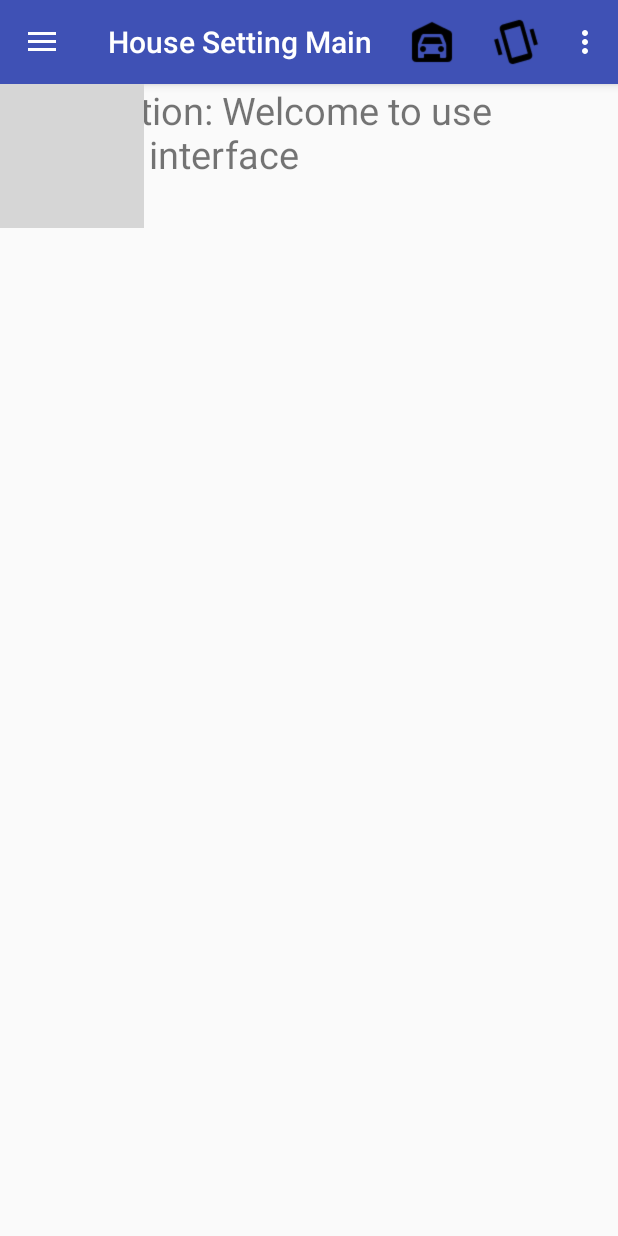
After one commit to CST2335AndroidTeam/Team, an Android app: the fragment HouseMainFragment3 placed in its activity, on a phone screen of 412 x 824 dp. The commit adds this screen. Run offline under Robolectric (Android 15) with nearby library versions, the phone set to English and light mode, and no system bars; grey boxes are pictures that could not be loaded.

Commit message:
add fragments

```diff
--- a/app/src/main/java/com/example/yu/team_project_1/HouseSettingMain.java
+++ b/app/src/main/java/com/example/yu/team_project_1/HouseMain.java
@@ -1,16 +1,20 @@
 package com.example.yu.team_project_1;
 
-import android.app.Activity;
 import android.content.Context;
 import android.content.DialogInterface;
 import android.content.Intent;
-import android.os.Bundle;
 import android.support.design.widget.FloatingActionButton;
 import android.support.design.widget.Snackbar;
+import android.support.v4.app.FragmentManager;
+import android.support.v4.app.FragmentTransaction;
+import android.support.v4.widget.DrawerLayout;
+import android.support.v7.app.ActionBar;
+import android.support.v7.app.ActionBarDrawerToggle;
 import android.support.v7.app.AlertDialog;
 import android.support.v7.app.AppCompatActivity;
+import android.os.Bundle;
+import android.support.v7.widget.DrawableUtils;
 import android.support.v7.widget.Toolbar;
-import android.util.Log;
 import android.view.LayoutInflater;
 import android.view.Menu;
 import android.view.MenuItem;
@@ -21,16 +25,19 @@ import android.widget.ArrayAdapter;
 import android.widget.ImageView;
 import android.widget.ListView;
 import android.widget.TextView;
-import android.widget.Toast;
 
 import java.util.ArrayList;
 import java.util.Arrays;
 
 
-public class HouseSettingMain extends AppCompatActivity {
+public class HouseMain extends AppCompatActivity {
+    private static String INFORMATION = "Information";
+    private ActionBarDrawerToggle actionBarDrawerToggle;
+    private DrawerLayout drawerLayout;
+    private ListView navListView;
+    private FragmentTransaction fragmentTransaction;
+    private FragmentManager fragmentManager;
 
-    private static String SETTING_MESSAGE ="House Setting Tool Bar";
-    private static String INFORMATION = "Information";
 
     String[] houseSettingMenu= {"Garage","House Temperature","Weather"};
     protected ArrayList<String> menuItems = new ArrayList<>(Arrays.asList(houseSettingMenu));
@@ -38,50 +45,54 @@ public class HouseSettingMain extends AppCompatActivity {
     @Override
     protected void onCreate(Bundle savedInstanceState) {
         super.onCreate(savedInstanceState);
-        setContentView(R.layout.activity_house_setting_main);
-        Toolbar toolbar = (Toolbar) findViewById(R.id.toolbar);
-        setSupportActionBar(toolbar);
+        setContentView(R.layout.activity_house_main);
 
-        FloatingActionButton fab = (FloatingActionButton) findViewById(R.id.fab);
-        fab.setOnClickListener(new View.OnClickListener() {
+        drawerLayout = (DrawerLayout)findViewById(R.id.houseMain_drawer);
+
+        navListView = (ListView)findViewById(R.id.navList);
+        HouseAdapter adapter = new HouseAdapter(this);
+        //only allow click one list item
+        navListView.setChoiceMode(ListView.CHOICE_MODE_SINGLE);
+        fragmentManager =getSupportFragmentManager();
+
+
+        navListView.setAdapter(adapter);
+        navListView.setOnItemClickListener(new AdapterView.OnItemClickListener() {
             @Override
-            public void onClick(View view) {
-                Snackbar.make(view, "Welcome to YM Smart Home - house setting", Snackbar.LENGTH_LONG)
-                        .setAction("Action", null).show();
+            public void onItemClick(AdapterView<?> parent, View view, int position, long id) {
+                switch(position){
+                    case 0:
+                        HouseMainFragment1 garageFragment = new HouseMainFragment1();
+                        fragmentTransaction = fragmentManager.beginTransaction();
+                        fragmentTransaction.replace(R.id.fragmentHolder,garageFragment);
+                        fragmentTransaction.commit();
+                        break;
+                    case 1:
+                        HouseMainFragment2 tempFragment = new HouseMainFragment2();
+                        fragmentTransaction = fragmentManager.beginTransaction();
+                        fragmentTransaction.replace(R.id.fragmentHolder,tempFragment);
+                        fragmentTransaction.commit();
+                        break;
+                    case 2:
+                        HouseMainFragment3 weatherFragment = new HouseMainFragment3();
+                        fragmentTransaction = fragmentManager.beginTransaction();
+                        fragmentTransaction.replace(R.id.fragmentHolder,weatherFragment);
+                        fragmentTransaction.commit();
+                        break;
+                }
+                drawerLayout.closeDrawer(navListView);
             }
         });
 
-
-        ListView menuLists = (ListView)findViewById(R.id.house_setting_menu);
-        HouseAdapter adapter = new HouseAdapter(this);
-        menuLists.setAdapter(adapter);
+        actionBarDrawerToggle = new ActionBarDrawerToggle(this,drawerLayout,R.string.openDrawer,R.string.closeDrawer);
+        drawerLayout.setDrawerListener(actionBarDrawerToggle);
+        ActionBar actionBar = getSupportActionBar();
+        actionBar.setDisplayShowHomeEnabled(true);
+        actionBar.setDisplayHomeAsUpEnabled(true);
 
 
-//
-//        menuLists.setOnItemClickListener(new AdapterView.OnItemClickListener(){
-//            @Override
-//            public void onItemClick(AdapterView adapterView, View view, int i, long l){
-//                String items =(String)adapterView.getItemAtPosition(i);
-//                Toast.makeText(view.getContext(),"Welcome to "+ items +"!",Toast.LENGTH_LONG).show();
-//
-//                if(i == 0){
-//                    Intent intentGarage = new Intent(HouseSettingMain.this,Garage.class);
-//                    startActivityForResult(intentGarage,2);
-//                }
-//                if(i == 1){
-//                    //TODO : Temperature
-//                    Intent intentTemp = new Intent(HouseSettingMain.this,HouseTemp.class);
-//                    startActivityForResult(intentTemp,1);
-//                }
-//                if(i == 2){
-//                    Intent intentWeather= new Intent(HouseSettingMain.this, Weather.class);
-//                    startActivity(intentWeather);
-//                }
-//
-//            }
-//        });
+    }
 
-    }
 
     private class HouseAdapter extends ArrayAdapter<String> {
         HouseAdapter(Context ctx) {
@@ -100,19 +111,19 @@ public class HouseSettingMain extends AppCompatActivity {
 
         @Override
         public View getView(int position, View convertView, ViewGroup parent) {
-            LayoutInflater inflater = HouseSettingMain.this.getLayoutInflater();
+            LayoutInflater inflater = HouseMain.this.getLayoutInflater();
             View result = inflater.inflate(R.layout.menu_list, null);
 
             int rowId = 0;
             switch (position) {
                 case 0:
-                    rowId = R.drawable.garage;
+                    rowId = R.drawable.garage2;
                     break;
                 case 1:
-                    rowId = R.drawable.temp;
+                    rowId = R.drawable.temp2;
                     break;
                 case 2:
-                    rowId = R.drawable.weather;
+                    rowId = R.drawable.weather2;
                     break;
 
             }
@@ -127,40 +138,51 @@ public class HouseSettingMain extends AppCompatActivity {
         }
     }
 
-
+    @Override
+    protected void onPostCreate(Bundle savedInstanceState){
+        super.onPostCreate(savedInstanceState);
+        actionBarDrawerToggle.syncState();
+    }
+    @Override
     public boolean onCreateOptionsMenu (Menu m){
         getMenuInflater().inflate(R.menu.toolbar,m);
         return true;
     }
 
+    @Override
     //responds to one of the items being selected
     public boolean onOptionsItemSelected(MenuItem mi){
         int id = mi.getItemId();
         switch(id){
+            case android.R.id.home:
+                 if(drawerLayout.isDrawerOpen(navListView)){
+                     drawerLayout.closeDrawer(navListView);
+                 }else{
+                     drawerLayout.openDrawer(navListView);
+                 }
+                 break;
             case R.id.item1:
 
-                Intent intentGarage = new Intent(HouseSettingMain.this,Garage.class);
+                Intent intentGarage = new Intent(HouseMain.this,Garage.class);
                 startActivityForResult(intentGarage,2);
 
                 break;
             case R.id.item2:
-                Intent intentTemp = new Intent(HouseSettingMain.this,HouseTemp.class);
+                Intent intentTemp = new Intent(HouseMain.this,HouseTemp.class);
                 startActivityForResult(intentTemp,1);
 
                 break;
             case R.id.item3:
 
-                Intent intentWeather= new Intent(HouseSettingMain.this, Weather.class);
+                Intent intentWeather= new Intent(HouseMain.this, Weather.class);
                 startActivity(intentWeather);
 
                 break;
             case R.id.item4:
                 //TODO: Setting device vibrate
-                Log.d(SETTING_MESSAGE,"Item2 is selected");
 
                 break;
             case R.id.item5:
-                //TODO: Display team information
                 AlertDialog.Builder builder = new AlertDialog.Builder(this);
                 builder.setTitle(INFORMATION);
                 // Add the buttons
--- /dev/null
+++ b/app/src/main/java/com/example/yu/team_project_1/HouseMainFragment3.java
@@ -0,0 +1,45 @@
+package com.example.yu.team_project_1;
+
+import android.content.Context;
+import android.os.Bundle;
+import android.support.v4.app.Fragment;
+import android.view.LayoutInflater;
+import android.view.View;
+import android.view.ViewGroup;
+
+
+/**
+ * A simple {@link Fragment} subclass.
+ * Activities that contain this fragment must implement the
+ * create an instance of this fragment.
+ */
+public class HouseMainFragment3 extends Fragment {
+
+    public HouseMainFragment3() {
+        // Required empty public constructor
+    }
+
+
+    @Override
+    public void onCreate(Bundle savedInstanceState) {
+        super.onCreate(savedInstanceState);
+    }
+
+    @Override
+    public View onCreateView(LayoutInflater inflater, ViewGroup container,
+                             Bundle savedInstanceState) {
+        // Inflate the layout for this fragment
+        return inflater.inflate(R.layout.fragment_house_main_fragment3, container, false);
+    }
+
+    @Override
+    public void onAttach(Context context) {
+        super.onAttach(context);
+    }
+
+    @Override
+    public void onDetach() {
+        super.onDetach();
+    }
+
+}
--- a/app/src/main/java/com/example/yu/team_project_1/MainActivity.java
+++ b/app/src/main/java/com/example/yu/team_project_1/MainActivity.java
@@ -37,7 +37,7 @@ public class MainActivity extends AppCompatActivity {
         houseSettingButton.setOnClickListener(new View.OnClickListener() {
             @Override
             public void onClick(View v) {
-                startActivity(new Intent(MainActivity.this, HouseSettingMain.class));
+                startActivity(new Intent(MainActivity.this, HouseMain.class));
             }
         });
         automobileButton = (Button)findViewById(R.id.automobile_button);
--- /dev/null
+++ b/app/src/main/res/layout/activity_house_main.xml
@@ -0,0 +1,23 @@
+<?xml version="1.0" encoding="utf-8"?>
+<android.support.v4.widget.DrawerLayout xmlns:android="http://schemas.android.com/apk/res/android"
+    android:id="@+id/houseMain_drawer"
+    android:layout_width="match_parent"
+    android:layout_height="match_parent"
+    >
+
+    <FrameLayout
+        android:layout_width="match_parent"
+        android:layout_height="match_parent"
+        android:id="@+id/fragmentHolder">
+
+    </FrameLayout>
+
+    <ListView
+        android:layout_width="match_parent"
+        android:layout_height="match_parent"
+        android:id="@+id/navList"
+        android:background="#dedede"
+        android:layout_gravity = "start"/>
+
+
+</android.support.v4.widget.DrawerLayout>
--- /dev/null
+++ b/app/src/main/res/layout/fragment_house_main_fragment3.xml
@@ -0,0 +1,20 @@
+<FrameLayout xmlns:android="http://schemas.android.com/apk/res/android"
+    xmlns:app="http://schemas.android.com/apk/res-auto"
+    xmlns:tools="http://schemas.android.com/tools"
+    android:layout_width="match_parent"
+    android:layout_height="match_parent"
+    tools:context="com.example.yu.team_project_1.HouseMainFragment3">
+
+    <TextView
+        android:layout_width="match_parent"
+        android:layout_height="match_parent"
+        android:text="@string/weatherFragment"
+        android:textSize="25sp"/>
+
+    <ImageView
+        android:layout_width="wrap_content"
+        android:layout_height="wrap_content"
+        app:srcCompat="@drawable/weatherpic"
+        android:id="@+id/imageWeather" />
+
+</FrameLayout>
--- a/app/src/main/res/layout/menu_list.xml
+++ b/app/src/main/res/layout/menu_list.xml
@@ -18,7 +18,7 @@
         android:textAlignment="textStart"
         android:textSize="20sp"
         android:layout_marginStart="35dp"
-        android:layout_toRightOf="@+id/house_menu_image"
+        android:layout_toEndOf="@+id/house_menu_image"
         android:layout_alignParentEnd="true"
         android:id = "@+id/house_menu_text"/>
 
--- a/app/src/main/res/layout/schedulelist.xml
+++ b/app/src/main/res/layout/schedulelist.xml
@@ -18,7 +18,7 @@
     <Switch
         android:layout_height="wrap_content"
         android:layout_width="wrap_content"
-        android:id="@+id/switch3"
+        android:id="@+id/switchOn"
         android:layout_weight="0.50" />
 
 
--- a/app/src/main/res/values/strings.xml
+++ b/app/src/main/res/values/strings.xml
@@ -47,5 +47,13 @@
     <string name="changeTemp">Set Temp</string>
     <string name="confirm">Confirm</string>
     <string name="dateTime">List</string>
+    <string name="title_activity_house_main">House Setting Main</string>
+    <string name="schedule">Schedule Your House Temperature</string>
+    <string name="openDrawer">Open</string>
+    <string name="closeDrawer">Close</string>
+
+    <string name="garageFragment">Introduction: Welcome to use Garage interface</string>
+    <string name="tempFragment">Introduction: Welcome to use House Temperature interface</string>
+    <string name="weatherFragment">Introduction: Welcome to use Weather interface</string>
 
 </resources>
```
Also changed, not shown: app/src/main/AndroidManifest.xml (+5 -9 lines), app/src/main/java/com/example/yu/team_project_1/HouseMainFragment1.java (added, +45 -0 lines), app/src/main/java/com/example/yu/team_project_1/HouseMainFragment2.java (added, +45 -0 lines), app/src/main/java/com/example/yu/team_project_1/MainMenuActivity.java (deleted, +0 -73 lines), app/src/main/java/com/example/yu/team_project_1/ScheduleTimeTemp.java (+31 -0 lines), app/src/main/res/layout/activity_house_setting_main.xml (deleted, +0 -34 lines), app/src/main/res/layout/activity_main_menu.xml (deleted, +0 -34 lines), app/src/main/res/layout/content_house_setting_main.xml (deleted, +0 -25 lines), app/src/main/res/layout/content_main_menu.xml (deleted, +0 -24 lines), app/src/main/res/layout/fragment_house_main_fragment1.xml (added, +21 -0 lines), app/src/main/res/layout/fragment_house_main_fragment2.xml (added, +20 -0 lines).
